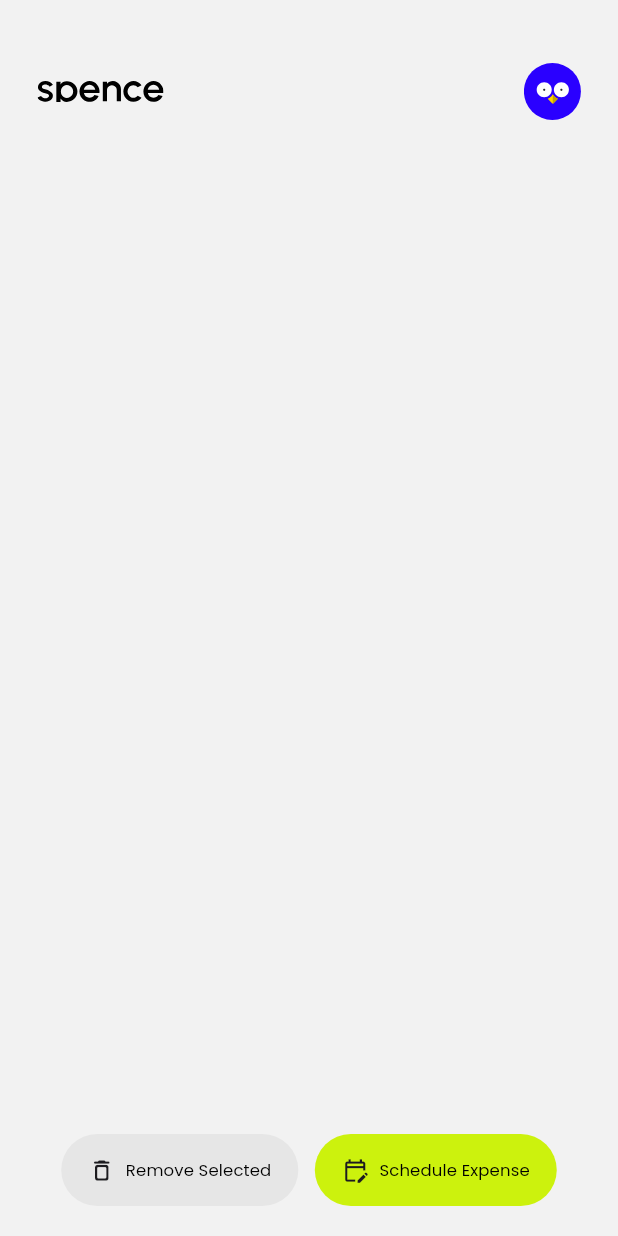
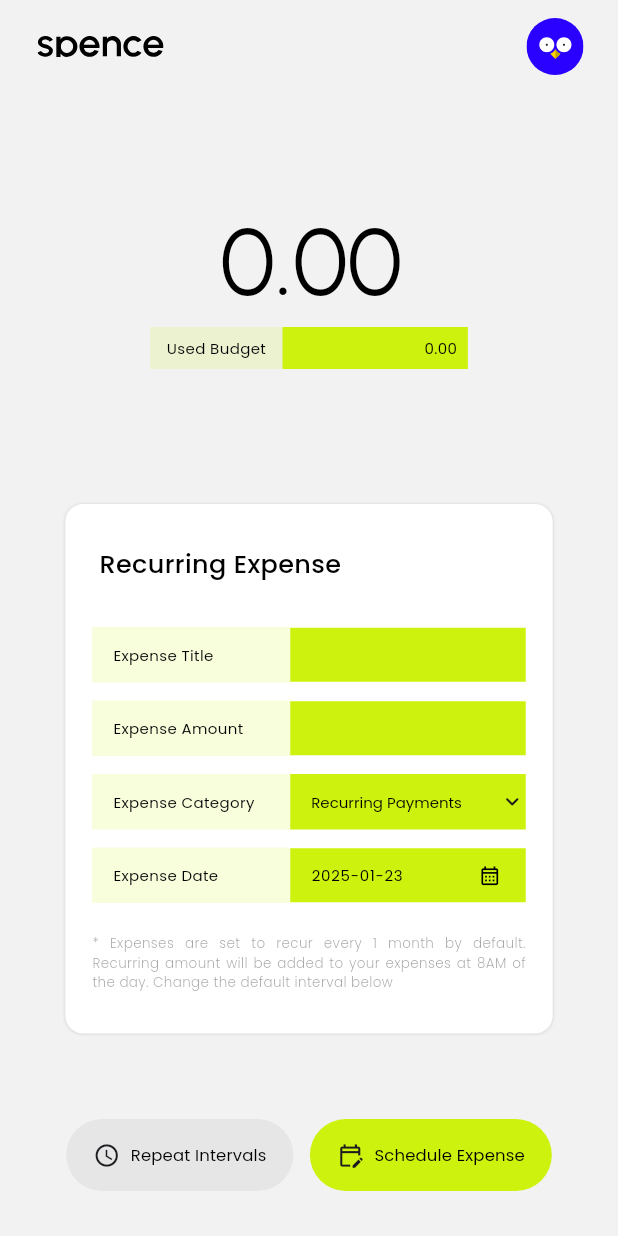
Before and after one commit to GinuraKarunaratne/spence-build, a Flutter app: the RecurringScreen screen opened by its route, after a tap on "Schedule Expense", on a phone screen of 412 x 824 dp. Run offline on Flutter 3.47's test engine with Material 3 defaults, Android fonts, the phone set to English and light mode, and no system bars; our stand-ins replace cloud_firestore, firebase_auth, firebase_core, flutter_spinkit, flutter_svg, google_fonts and 1 more; accounts and stored records are empty.

Commit message:
Developed Recurring Expenses Function

```diff
--- /dev/null
+++ b/lib/buttons/intervalbutton.dart
@@ -0,0 +1,42 @@
+import 'package:flutter/material.dart';
+import 'package:google_fonts/google_fonts.dart';
+
+class IntervalButton extends StatelessWidget {
+  final VoidCallback onPressed;
+
+  const IntervalButton({super.key, required this.onPressed});
+
+  @override
+  Widget build(BuildContext context) {
+    return ElevatedButton(
+      onPressed: onPressed,
+      style: ElevatedButton.styleFrom(
+        elevation: 0,
+        backgroundColor: Color(0xFFE6E6E6),
+        padding: const EdgeInsets.symmetric(horizontal: 18, vertical: 15),
+        shape: RoundedRectangleBorder(
+          borderRadius: BorderRadius.circular(700),
+        ),
+      ),
+      child: Row(
+        mainAxisSize: MainAxisSize.min,
+        children: [
+          Icon(
+            Icons.schedule_outlined,
+            size: 18,
+            color: Color(0xFF1C1B1F),
+          ),
+          const SizedBox(width: 7),
+          Text(
+            'Repeat Intervals',
+            style: GoogleFonts.poppins(
+              color: Colors.black,
+              fontSize: 11,
+              fontWeight: FontWeight.w400,
+            ),
+          ),
+        ],
+      ),
+    );
+  }
+}
--- /dev/null
+++ b/lib/forms/recurringform.dart
@@ -0,0 +1,261 @@
+import 'package:flutter/material.dart';
+import 'package:google_fonts/google_fonts.dart';
+import 'package:intl/intl.dart';
+
+class RecurringForm extends StatefulWidget {
+  final void Function({
+    String? title,
+    String? amount,
+    String? category,
+    DateTime? date,
+    String? repeatInterval,
+  }) onFormDataChange;
+
+  final String initialTitle;
+  final String initialAmount;
+  final String initialInterval;
+
+  const RecurringForm({
+    super.key,
+    required this.onFormDataChange,
+    this.initialTitle = '',
+    this.initialAmount = '',
+    this.initialInterval = '1 Month',
+  });
+
+  @override
+  RecurringFormState createState() => RecurringFormState();
+}
+
+class RecurringFormState extends State<RecurringForm> {
+  late final TextEditingController titleController;
+  late final TextEditingController amountController;
+  late final TextEditingController dateController;
+  String _selectedCategory = 'Recurring Payments';
+  DateTime selectedDate = DateTime.now();
+  String repeatInterval = '1 Month';
+
+  static const List<String> categories = [
+    'Food & Grocery',
+    'Transportation',
+    'Entertainment',
+    'Recurring Payments',
+    'Shopping',
+    'Other Expenses'
+  ];
+
+  @override
+  void initState() {
+    super.initState();
+
+    titleController = TextEditingController(text: widget.initialTitle);
+    amountController = TextEditingController(text: widget.initialAmount);
+    dateController = TextEditingController(
+      text: DateFormat('yyyy-MM-dd').format(selectedDate),
+    );
+    repeatInterval = widget.initialInterval;
+
+    _triggerParentUpdate();
+  }
+
+  @override
+  void dispose() {
+    titleController.dispose();
+    amountController.dispose();
+    dateController.dispose();
+    super.dispose();
+  }
+
+  void _triggerParentUpdate() {
+    widget.onFormDataChange(
+      title: titleController.text,
+      amount: amountController.text,
+      category: _selectedCategory,
+      date: selectedDate,
+      repeatInterval: repeatInterval,
+    );
+  }
+
+  Future<void> _selectDate(BuildContext context) async {
+    final DateTime? pickedDate = await showDatePicker(
+      context: context,
+      initialDate: selectedDate,
+      firstDate: DateTime(2000),
+      lastDate: DateTime(2100),
+      builder: (context, child) {
+        return Theme(
+          data: ThemeData.dark().copyWith(
+            primaryColor: const Color(0xFFCCF20D),
+            buttonTheme: const ButtonThemeData(textTheme: ButtonTextTheme.primary),
+            scaffoldBackgroundColor: const Color(0xFFf2f2f2),
+            dialogBackgroundColor: const Color(0xFFf2f2f2),
+            colorScheme: ColorScheme.fromSwatch(primarySwatch: Colors.green).copyWith(
+              primary: const Color(0xFF000000),
+              secondary: const Color(0xFFCCF20D),
+            ),
+          ),
+          child: child!,
+        );
+      },
+    );
+
+    if (pickedDate != null && pickedDate != selectedDate) {
+      setState(() {
+        selectedDate = pickedDate;
+        dateController.text = DateFormat('yyyy-MM-dd').format(selectedDate);
+        _triggerParentUpdate();
+      });
+    }
+  }
+
+  Widget _buildInputField(
+    String label,
+    TextInputType inputType, {
+    required TextEditingController controller,
+    bool isReadOnly = false,
+    Widget? suffixIcon,
+    VoidCallback? onTap,
+    EdgeInsets? contentPadding,
+  }) {
+    return Row(
+      children: [
+        _buildLabel(label),
+        Expanded(
+          child: Container(
+            height: 36,
+            decoration: const BoxDecoration(color: Color(0xFFCCF20D)),
+            child: TextFormField(
+              controller: controller,
+              keyboardType: inputType,
+              cursorColor: Colors.black,
+              maxLines: 1,
+              readOnly: isReadOnly,
+              decoration: InputDecoration(
+                border: InputBorder.none,
+                contentPadding: contentPadding ?? const EdgeInsets.fromLTRB(14, 0, 14, 10),
+                suffixIcon: suffixIcon,
+              ),
+              style: GoogleFonts.poppins(fontSize: 10, color: Colors.black),
+              onChanged: (_) => _triggerParentUpdate(),
+              onTap: onTap,
+            ),
+          ),
+        ),
+      ],
+    );
+  }
+
+  Widget _buildCategoryField() {
+    return Row(
+      children: [
+        _buildLabel('Expense Category'),
+        Expanded(
+          child: Container(
+            height: 37,
+            decoration: const BoxDecoration(color: Color(0xFFCCF20D)),
+            child: DropdownButtonFormField<String>(
+              value: _selectedCategory,
+              icon: const Icon(Icons.keyboard_arrow_down_rounded, color: Color(0xFF1C1B1F)),
+              iconSize: 18,
+              decoration: const InputDecoration(
+                border: InputBorder.none,
+                contentPadding: EdgeInsets.fromLTRB(14, 0, 12, 10),
+              ),
+              style: GoogleFonts.poppins(fontSize: 10, color: Colors.black),
+              onChanged: (newValue) {
+                setState(() {
+                  _selectedCategory = newValue!;
+                  _triggerParentUpdate();
+                });
+              },
+              items: categories.map((value) {
+                return DropdownMenuItem<String>(
+                  value: value,
+                  child: Text(value, style: GoogleFonts.poppins(fontSize: 10, color: Colors.black)),
+                );
+              }).toList(),
+            ),
+          ),
+        ),
+      ],
+    );
+  }
+
+  Widget _buildLabel(String label) {
+    return Container(
+      width: 132,
+      height: 37,
+      decoration: const BoxDecoration(color: Color(0xFFF8FDDB)),
+      child: Align(
+        alignment: Alignment.centerLeft,
+        child: Padding(
+          padding: const EdgeInsets.only(left: 14.0),
+          child: Text(
+            label,
+            style: GoogleFonts.poppins(
+              color: Colors.black,
+              fontSize: 10,
+              fontWeight: FontWeight.w400,
+            ),
+          ),
+        ),
+      ),
+    );
+  }
+
+  @override
+  Widget build(BuildContext context) {
+    return Container(
+      width: 325,
+      decoration: ShapeDecoration(
+        color: Colors.white,
+        shape: RoundedRectangleBorder(borderRadius: BorderRadius.circular(12)),
+        shadows: [
+          BoxShadow(color: const Color.fromARGB(255, 209, 209, 209), blurRadius: 1),
+        ],
+      ),
+      child: Padding(
+        padding: const EdgeInsets.symmetric(horizontal: 18.0, vertical: 28.0),
+        child: Column(
+          crossAxisAlignment: CrossAxisAlignment.start,
+          children: [
+            Text(
+              ' Recurring Expense',
+              style: GoogleFonts.poppins(
+                color: Colors.black,
+                fontSize: 17,
+                fontWeight: FontWeight.w500,
+              ),
+            ),
+            const SizedBox(height: 30),
+            _buildInputField('Expense Title', TextInputType.text, controller: titleController),
+            const SizedBox(height: 12),
+            _buildInputField('Expense Amount', TextInputType.number, controller: amountController),
+            const SizedBox(height: 12),
+            _buildCategoryField(),
+            const SizedBox(height: 12),
+            _buildInputField(
+              'Expense Date',
+              TextInputType.none,
+              controller: dateController,
+              isReadOnly: true,
+              suffixIcon: const Icon(Icons.calendar_month_outlined, size: 15, color: Colors.black),
+              onTap: () => _selectDate(context),
+              contentPadding: const EdgeInsets.fromLTRB(14, 5, 14, 10),
+            ),
+            const SizedBox(height: 20),
+            Text(
+              '* Expenses are set to recur every 1 month by default. Recurring amount will be added to your expenses at 8AM of the day. Change the default interval below',
+              textAlign: TextAlign.justify,
+              style: GoogleFonts.poppins(
+                color: Colors.black38,
+                fontSize: 9,
+                fontWeight: FontWeight.w300,
+              ),
+            ),
+          ],
+        ),
+      ),
+    );
+  }
+}
--- a/lib/main.dart
+++ b/lib/main.dart
@@ -2,6 +2,7 @@
 import 'package:flutter/material.dart';
 import 'package:flutter/services.dart';
 import 'package:spence/otherPages/addexpense.dart';
+import 'package:spence/otherPages/addrecurring.dart';
 import './mainPages/home.dart';
 import './authPages/login.dart';
 import './authPages/signup.dart';
@@ -47,6 +48,7 @@
         '/authcheck': (context) => const AuthCheck(),
         '/addexpense': (context) => const ExpenseScreen(),
         '/allexpenses': (context) => const AllExpensesScreen(),
+        '/addrecurring': (context) => const AddRecurringScreen(),
       },
     );
   }
--- a/lib/mainPages/recurring.dart
+++ b/lib/mainPages/recurring.dart
@@ -1,8 +1,7 @@
 import 'package:flutter/material.dart';
-import 'package:spence/buttons/imagerecordbutton.dart';
 import 'package:spence/buttons/removebutton.dart';
 import 'package:spence/buttons/schedulebutton.dart';
-import 'package:spence/widgets/header.dart'; // Import the Header widget
+import 'package:spence/widgets/header.dart';
 
 class RecurringScreen extends StatelessWidget {
   const RecurringScreen({super.key});
@@ -33,7 +32,9 @@
                 children: [
                   RemoveButton(onPressed: () {}),
                   const SizedBox(width: 11),
-                  ScheduleButton(onPressed: () {}),
+                  ScheduleButton(onPressed: () {
+                    Navigator.of(context).pushNamed('/addrecurring');
+                  }),
                 ],
               ),
             ),
--- /dev/null
+++ b/lib/otherPages/addrecurring.dart
@@ -0,0 +1,312 @@
+import 'package:flutter/material.dart';
+import 'package:flutter_svg/flutter_svg.dart';
+import 'package:cloud_firestore/cloud_firestore.dart';
+import 'package:firebase_auth/firebase_auth.dart';
+import 'package:google_fonts/google_fonts.dart';
+import 'package:spence/buttons/intervalbutton.dart';
+import 'package:spence/buttons/schedulebutton.dart';
+import 'package:spence/widgets/budgetdisplay.dart';
+import 'package:loading_indicator/loading_indicator.dart';
+import '../forms/recurringform.dart';
+
+class AddRecurringScreen extends StatefulWidget {
+  const AddRecurringScreen({super.key});
+
+  @override
+  _AddRecurringScreenState createState() => _AddRecurringScreenState();
+}
+
+class _AddRecurringScreenState extends State<AddRecurringScreen> {
+  String recurringTitle = '';
+  String recurringAmount = '';
+  String recurringCategory = 'Food & Grocery';
+  DateTime recurringDate = DateTime.now();
+  String repeatInterval = '1 Month';
+  bool _isLoading = false;
+
+  void _updateFormData({
+    String? title,
+    String? amount,
+    String? category,
+    DateTime? date,
+    String? repeatInterval,
+  }) {
+    // Schedule the state update after the current frame
+    WidgetsBinding.instance.addPostFrameCallback((_) {
+      if (mounted) {
+        setState(() {
+          if (title != null) recurringTitle = title;
+          if (amount != null) recurringAmount = amount;
+          if (category != null) recurringCategory = category;
+          if (date != null) recurringDate = date;
+          if (repeatInterval != null) this.repeatInterval = repeatInterval;
+        });
+      }
+    });
+  }
+
+  Future<void> _submitRecurringExpense() async {
+    if (recurringTitle.isEmpty || recurringAmount.isEmpty) {
+      ScaffoldMessenger.of(context).showSnackBar(
+        const SnackBar(content: Text('Please fill in all required fields')),
+      );
+      return;
+    }
+
+    setState(() {
+      _isLoading = true;
+    });
+
+    final userId = FirebaseAuth.instance.currentUser?.uid;
+    if (userId == null) {
+      ScaffoldMessenger.of(context).showSnackBar(
+        const SnackBar(content: Text('User not logged in')),
+      );
+      setState(() {
+        _isLoading = false;
+      });
+      return;
+    }
+
+    final double recurringAmountValue = double.parse(recurringAmount);
+
+    try {
+      // Save the recurring expense to the `recurring` collection
+      final recurringDoc = FirebaseFirestore.instance.collection('recurring').doc();
+      await recurringDoc.set({
+        'title': recurringTitle,
+        'amount': recurringAmountValue,
+        'category': recurringCategory,
+        'date': recurringDate,
+        'repeatInterval': repeatInterval,
+        'userId': userId,
+        'createdAt': Timestamp.now(),
+      });
+
+      ScaffoldMessenger.of(context).showSnackBar(
+        const SnackBar(content: Text('Recurring expense scheduled successfully!')),
+      );
+
+      // Reset form fields after submission
+      WidgetsBinding.instance.addPostFrameCallback((_) {
+        if (mounted) {
+          setState(() {
+            recurringTitle = '';
+            recurringAmount = '';
+            recurringCategory = 'Food & Grocery';
+            recurringDate = DateTime.now();
+            repeatInterval = '1 Month';
+          });
+        }
+      });
+    } catch (e) {
+      ScaffoldMessenger.of(context).showSnackBar(
+        const SnackBar(content: Text('Failed to schedule recurring expense. Please try again.')),
+      );
+    } finally {
+      if (mounted) {
+        setState(() {
+          _isLoading = false;
+        });
+      }
+    }
+  }
+
+  void _showIntervalDialog(BuildContext context) async {
+    final intervals = [
+      '1 Month',
+      '2 Months',
+      '3 Months',
+      '6 Months',
+      '1 Year',
+      '2 Years'
+    ];
+
+    await showDialog(
+      context: context,
+      builder: (context) {
+        return StatefulBuilder(
+          builder: (context, dialogSetState) {
+            return Dialog(
+              backgroundColor: Colors.white,
+              shape: RoundedRectangleBorder(
+                borderRadius: BorderRadius.circular(16),
+              ),
+              child: Padding(
+                padding: const EdgeInsets.all(16.0),
+                child: Column(
+                  mainAxisSize: MainAxisSize.min,
+                  crossAxisAlignment: CrossAxisAlignment.start,
+                  children: [
+                    const SizedBox(height: 5),
+                    Text(
+                      '  Select Repeat Interval',
+                      style: GoogleFonts.poppins(
+                        fontSize: 12,
+                        fontWeight: FontWeight.w500,
+                        color: Colors.black,
+                      ),
+                    ),
+                    const SizedBox(height: 15),
+                    ...intervals.map((interval) {
+                      final isSelected = repeatInterval == interval;
+                      return GestureDetector(
+                        onTap: () {
+                          dialogSetState(() {
+                            repeatInterval = interval;
+                          });
+                          setState(() {});
+                          Navigator.of(context).pop();
+                          _updateFormData(repeatInterval: interval);
+                        },
+                        child: Container(
+                          padding: const EdgeInsets.symmetric(
+                              vertical: 10, horizontal: 16),
+                          margin: const EdgeInsets.only(bottom: 8),
+                          decoration: BoxDecoration(
+                            color: isSelected
+                                ? const Color(0xFFCCF20D)
+                                : const Color(0xFFF9FAFB),
+                            borderRadius: BorderRadius.circular(12),
+                          ),
+                          child: Row(
+                            mainAxisAlignment: MainAxisAlignment.spaceBetween,
+                            children: [
+                              Text(
+                                interval,
+                                style: GoogleFonts.poppins(
+                                  fontSize: 12,
+                                  fontWeight: FontWeight.w400,
+                                  color: isSelected
+                                      ? Colors.black
+                                      : const Color(0xFF374151),
+                                ),
+                              ),
+                              if (isSelected)
+                                const Icon(
+                                  Icons.check,
+                                  size: 18,
+                                  color: Colors.black,
+                                ),
+                            ],
+                          ),
+                        ),
+                      );
+                    }),
+                  ],
+                ),
+              ),
+            );
+          },
+        );
+      },
+    );
+  }
+
+  @override
+  Widget build(BuildContext context) {
+    final screenHeight = MediaQuery.of(context).size.height;
+
+    double budgetDisplayHeight;
+    double budgetDisplaySpacing;
+    double formSpacing;
+    double bottomButtonSpacing;
+    double logoHeight;
+    double lightHeight;
+
+    if (screenHeight > 800) {
+      budgetDisplayHeight = 70;
+      budgetDisplaySpacing = 80;
+      formSpacing = 0;
+      bottomButtonSpacing = 30.0;
+      logoHeight = 14.0;
+      lightHeight = 38.0;
+    } else if (screenHeight < 600) {
+      budgetDisplayHeight = 40;
+      budgetDisplaySpacing = 50;
+      formSpacing = 20;
+      bottomButtonSpacing = 20.0;
+      logoHeight = 10.0;
+      lightHeight = 30.0;
+    } else {
+      budgetDisplayHeight = 20;
+      budgetDisplaySpacing = 20;
+      formSpacing = 10;
+      bottomButtonSpacing = 20.0;
+      logoHeight = 12.0;
+      lightHeight = 34.0;
+    }
+
+    return Scaffold(
+      backgroundColor: const Color(0xFFF2F2F2),
+      body: SafeArea(
+        child: Stack(
+          children: [
+            SingleChildScrollView(
+              child: Column(
+                children: [
+                  Padding(
+                    padding: const EdgeInsets.only(top: 0.0),
+                    child: Row(
+                      children: [
+                        Padding(
+                          padding: const EdgeInsets.fromLTRB(25, 12, 0, 0),
+                          child: SvgPicture.asset(
+                            'assets/spence.svg',
+                            height: logoHeight,
+                          ),
+                        ),
+                        const Spacer(),
+                        Padding(
+                          padding: const EdgeInsets.fromLTRB(0, 12, 23, 0),
+                          child: SvgPicture.asset(
+                            'assets/light.svg',
+                            height: lightHeight,
+                          ),
+                        ),
+                      ],
+                    ),
+                  ),
+                  SizedBox(height: budgetDisplayHeight),
+                  const BudgetDisplay(),
+                  SizedBox(height: budgetDisplaySpacing),
+                  RecurringForm(
+                    onFormDataChange: _updateFormData,
+                  ),
+                  SizedBox(height: formSpacing),
+                ],
+              ),
+            ),
+            Align(
+              alignment: Alignment.bottomCenter,
+              child: Padding(
+                padding: EdgeInsets.only(bottom: bottomButtonSpacing),
+                child: Row(
+                  mainAxisAlignment: MainAxisAlignment.center,
+                  children: [
+                    IntervalButton(onPressed: () => _showIntervalDialog(context)),
+                    const SizedBox(width: 11),
+                    ScheduleButton(onPressed: _submitRecurringExpense),
+                  ],
+                ),
+              ),
+            ),
+            if (_isLoading)
+              Positioned.fill(
+                child: Container(
+                  color: Colors.black.withOpacity(0.5),
+                  child: const Center(
+                    child: LoadingIndicator(
+                      indicatorType: Indicator.ballPulse,
+                      colors: [Color(0xFFCCF20D)],
+                      strokeWidth: 2,
+                    ),
+                  ),
+                ),
+              ),
+          ],
+        ),
+      ),
+    );
+  }
+}
```
Also changed, not shown: lib/widgets/recurringlist.dart (added).
